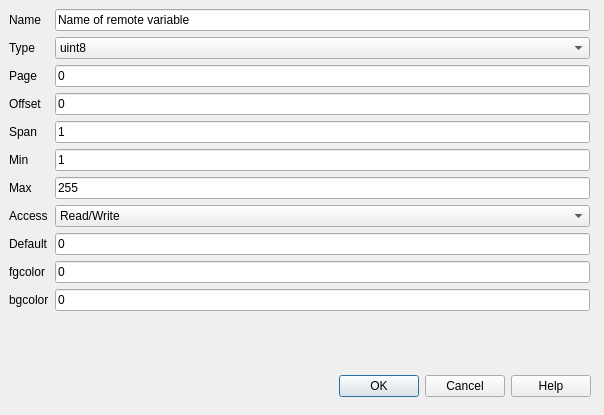
Before: the Qt Designer form src/cdlgmdfremotevar.ui in grodansparadis/vscp-works-qt, drawn with Qt 5.
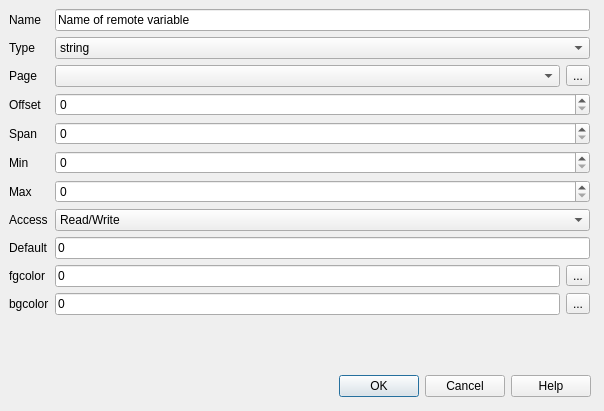
After: the same form once the commit is applied.

```diff
--- a/src/cdlgmdfremotevar.ui
+++ b/src/cdlgmdfremotevar.ui
@@ -7,7 +7,7 @@
     <x>0</x>
     <y>0</y>
     <width>604</width>
-    <height>415</height>
+    <height>411</height>
    </rect>
   </property>
   <property name="windowTitle">
@@ -67,7 +67,7 @@
      <widget class="QComboBox" name="comboBox">
       <item>
        <property name="text">
-        <string>uint8</string>
+        <string>string</string>
        </property>
       </item>
       <item>
@@ -89,13 +89,6 @@
       </property>
      </widget>
     </item>
-    <item row="2" column="1">
-     <widget class="QLineEdit" name="lineEdit_3">
-      <property name="text">
-       <string>0</string>
-      </property>
-     </widget>
-    </item>
     <item row="3" column="0">
      <widget class="QLabel" name="label_5">
       <property name="text">
@@ -103,13 +96,6 @@
       </property>
      </widget>
     </item>
-    <item row="3" column="1">
-     <widget class="QLineEdit" name="lineEdit_4">
-      <property name="text">
-       <string>0</string>
-      </property>
-     </widget>
-    </item>
     <item row="4" column="0">
      <widget class="QLabel" name="label_7">
       <property name="text">
@@ -117,13 +103,6 @@
       </property>
      </widget>
     </item>
-    <item row="4" column="1">
-     <widget class="QLineEdit" name="lineEdit_6">
-      <property name="text">
-       <string>1</string>
-      </property>
-     </widget>
-    </item>
     <item row="5" column="0">
      <widget class="QLabel" name="label_9">
       <property name="text">
@@ -131,13 +110,6 @@
       </property>
      </widget>
     </item>
-    <item row="5" column="1">
-     <widget class="QLineEdit" name="lineEdit_8">
-      <property name="text">
-       <string>1</string>
-      </property>
-     </widget>
-    </item>
     <item row="6" column="0">
      <widget class="QLabel" name="label_10">
       <property name="text">
@@ -145,13 +117,6 @@
       </property>
      </widget>
     </item>
-    <item row="6" column="1">
-     <widget class="QLineEdit" name="lineEdit_9">
-      <property name="text">
-       <string>255</string>
-      </property>
-     </widget>
-    </item>
     <item row="7" column="0">
      <widget class="QLabel" name="label_3">
       <property name="text">
@@ -199,13 +164,6 @@
       </property>
      </widget>
     </item>
-    <item row="9" column="1">
-     <widget class="QLineEdit" name="lineEdit_12">
-      <property name="text">
-       <string>0</string>
-      </property>
-     </widget>
-    </item>
     <item row="10" column="0">
      <widget class="QLabel" name="label_11">
       <property name="text">
@@ -213,12 +171,73 @@
       </property>
      </widget>
     </item>
+    <item row="3" column="1">
+     <widget class="QSpinBox" name="spinOffset"/>
+    </item>
+    <item row="4" column="1">
+     <widget class="QSpinBox" name="spinPan"/>
+    </item>
+    <item row="5" column="1">
+     <widget class="QSpinBox" name="spinMin"/>
+    </item>
+    <item row="6" column="1">
+     <widget class="QSpinBox" name="spinMax"/>
+    </item>
     <item row="10" column="1">
-     <widget class="QLineEdit" name="lineEdit_10">
-      <property name="text">
-       <string>0</string>
-      </property>
-     </widget>
+     <layout class="QHBoxLayout" name="horizontalLayout">
+      <item>
+       <widget class="QLineEdit" name="editBgColor">
+        <property name="toolTip">
+         <string>Recommended background color code for rendering softare</string>
+        </property>
+        <property name="text">
+         <string>0</string>
+        </property>
+       </widget>
+      </item>
+      <item>
+       <widget class="QToolButton" name="toolBtnSetBgColor">
+        <property name="text">
+         <string>...</string>
+        </property>
+       </widget>
+      </item>
+     </layout>
+    </item>
+    <item row="9" column="1">
+     <layout class="QHBoxLayout" name="horizontalLayout_2">
+      <item>
+       <widget class="QLineEdit" name="editFgColor">
+        <property name="toolTip">
+         <string>Recommended foreground color code for rendering softare</string>
+        </property>
+        <property name="text">
+         <string>0</string>
+        </property>
+       </widget>
+      </item>
+      <item>
+       <widget class="QToolButton" name="toolBtnSetFgColor">
+        <property name="text">
+         <string>...</string>
+        </property>
+       </widget>
+      </item>
+     </layout>
+    </item>
+    <item row="2" column="1">
+     <layout class="QHBoxLayout" name="horizontalLayout_3">
+      <item>
+       <widget class="QComboBox" name="comboPage"/>
+      </item>
+      <item>
+       <widget class="QToolButton" name="toolBtnAddPage">
+        <property name="text">
+         <string>...</string>
+        </property>
+       </widget>
+      </item>
+     </layout>
     </item>
    </layout>
   </widget>
```
Left out of the diff: 84 changed lines with no effect on the pictures.
